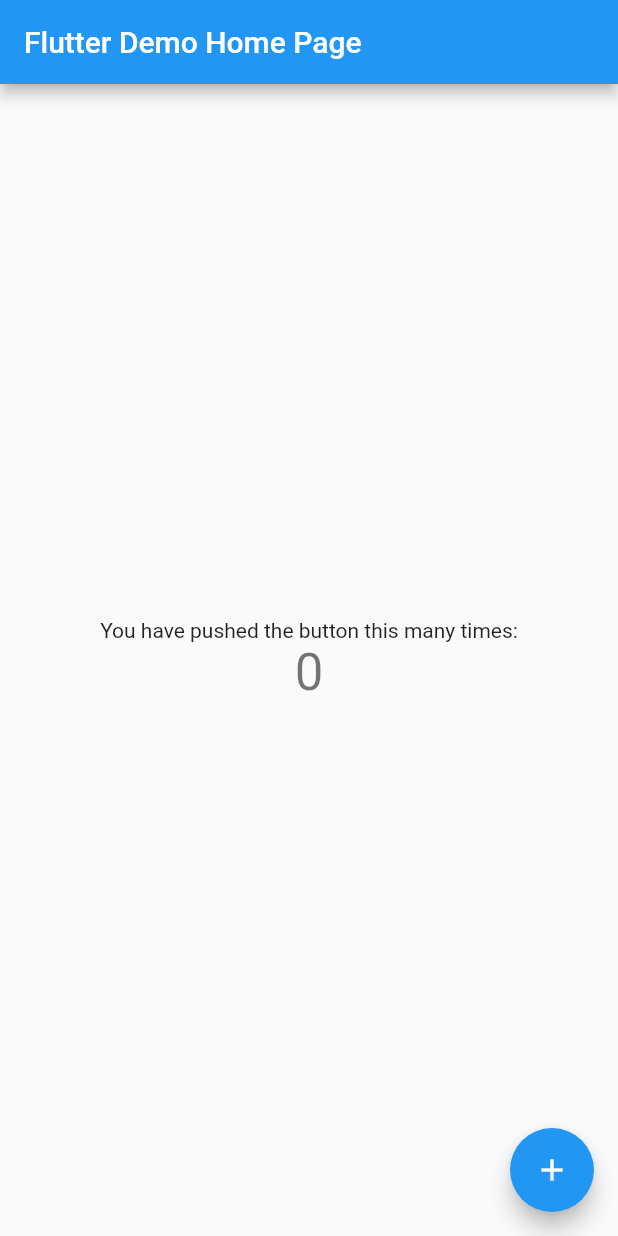
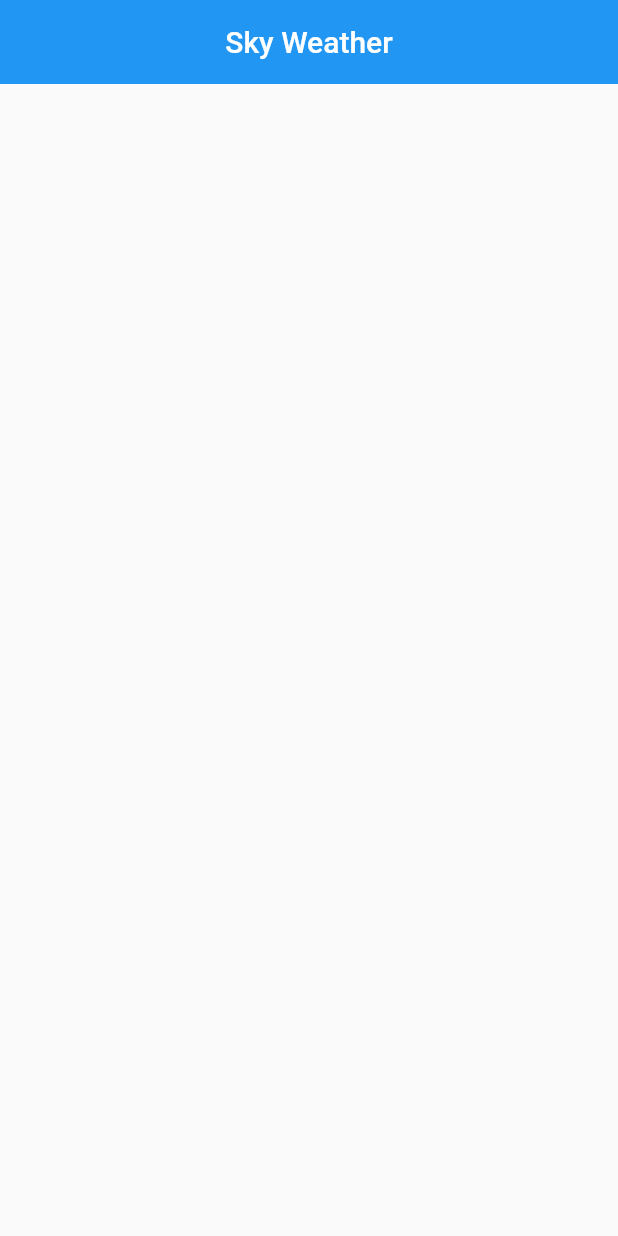
Before and after one commit to caioguge/Sky-Weather, a Flutter app: the screen it shows after launch, on a phone screen of 412 x 824 dp. Run offline on Flutter 3.47's test engine with Material 2 defaults, Android fonts, the phone set to English and light mode, and no system bars.

Commit message:
Feat: Creation of the folder structure for the Sky Weather project

```diff
--- a/lib/main.dart
+++ b/lib/main.dart
@@ -1,4 +1,5 @@
 import 'package:flutter/material.dart';
+import 'package:weather_idea/views/home_screen.dart';
 
 void main() {
   runApp(const MyApp());
@@ -7,109 +8,15 @@ void main() {
 class MyApp extends StatelessWidget {
   const MyApp({super.key});
 
-  // This widget is the root of your application.
   @override
   Widget build(BuildContext context) {
     return MaterialApp(
-      title: 'Flutter Demo',
+      debugShowCheckedModeBanner: false,
+      title: 'Sky Weather',
       theme: ThemeData(
-        // This is the theme of your application.
-        //
-        // Try running your application with "flutter run". You'll see the
-        // application has a blue toolbar. Then, without quitting the app, try
-        // changing the primarySwatch below to Colors.green and then invoke
-        // "hot reload" (press "r" in the console where you ran "flutter run",
-        // or simply save your changes to "hot reload" in a Flutter IDE).
-        // Notice that the counter didn't reset back to zero; the application
-        // is not restarted.
         primarySwatch: Colors.blue,
       ),
-      home: const MyHomePage(title: 'Flutter Demo Home Page'),
+      home: const HomeScreen(),
     );
   }
 }
-
-class MyHomePage extends StatefulWidget {
-  const MyHomePage({super.key, required this.title});
-
-  // This widget is the home page of your application. It is stateful, meaning
-  // that it has a State object (defined below) that contains fields that affect
-  // how it looks.
-
-  // This class is the configuration for the state. It holds the values (in this
-  // case the title) provided by the parent (in this case the App widget) and
-  // used by the build method of the State. Fields in a Widget subclass are
-  // always marked "final".
-
-  final String title;
-
-  @override
-  State<MyHomePage> createState() => _MyHomePageState();
-}
-
-class _MyHomePageState extends State<MyHomePage> {
-  int _counter = 0;
-
-  void _incrementCounter() {
-    setState(() {
-      // This call to setState tells the Flutter framework that something has
-      // changed in this State, which causes it to rerun the build method below
-      // so that the display can reflect the updated values. If we changed
-      // _counter without calling setState(), then the build method would not be
-      // called again, and so nothing would appear to happen.
-      _counter++;
-    });
-  }
-
-  @override
-  Widget build(BuildContext context) {
-    // This method is rerun every time setState is called, for instance as done
-    // by the _incrementCounter method above.
-    //
-    // The Flutter framework has been optimized to make rerunning build methods
-    // fast, so that you can just rebuild anything that needs updating rather
-    // than having to individually change instances of widgets.
-    return Scaffold(
-      appBar: AppBar(
-        // Here we take the value from the MyHomePage object that was created by
-        // the App.build method, and use it to set our appbar title.
-        title: Text(widget.title),
-      ),
-      body: Center(
-        // Center is a layout widget. It takes a single child and positions it
-        // in the middle of the parent.
-        child: Column(
-          // Column is also a layout widget. It takes a list of children and
-          // arranges them vertically. By default, it sizes itself to fit its
-          // children horizontally, and tries to be as tall as its parent.
-          //
-          // Invoke "debug painting" (press "p" in the console, choose the
-          // "Toggle Debug Paint" action from the Flutter Inspector in Android
-          // Studio, or the "Toggle Debug Paint" command in Visual Studio Code)
-          // to see the wireframe for each widget.
-          //
-          // Column has various properties to control how it sizes itself and
-          // how it positions its children. Here we use mainAxisAlignment to
-          // center the children vertically; the main axis here is the vertical
-          // axis because Columns are vertical (the cross axis would be
-          // horizontal).
-          mainAxisAlignment: MainAxisAlignment.center,
-          children: <Widget>[
-            const Text(
-              'You have pushed the button this many times:',
-            ),
-            Text(
-              '$_counter',
-              style: Theme.of(context).textTheme.headline4,
-            ),
-          ],
-        ),
-      ),
-      floatingActionButton: FloatingActionButton(
-        onPressed: _incrementCounter,
-        tooltip: 'Increment',
-        child: const Icon(Icons.add),
-      ), // This trailing comma makes auto-formatting nicer for build methods.
-    );
-  }
-}
--- /dev/null
+++ b/lib/views/home_screen.dart
@@ -0,0 +1,17 @@
+import 'package:flutter/material.dart';
+
+class HomeScreen extends StatelessWidget {
+  const HomeScreen({Key? key}) : super(key: key);
+
+  @override
+  Widget build(BuildContext context) {
+    return Scaffold(
+      appBar: AppBar(
+        elevation: 0,
+        centerTitle: true,
+        title: const Text('Sky Weather'),
+      ),
+      body: Container(),
+    );
+  }
+}
```
